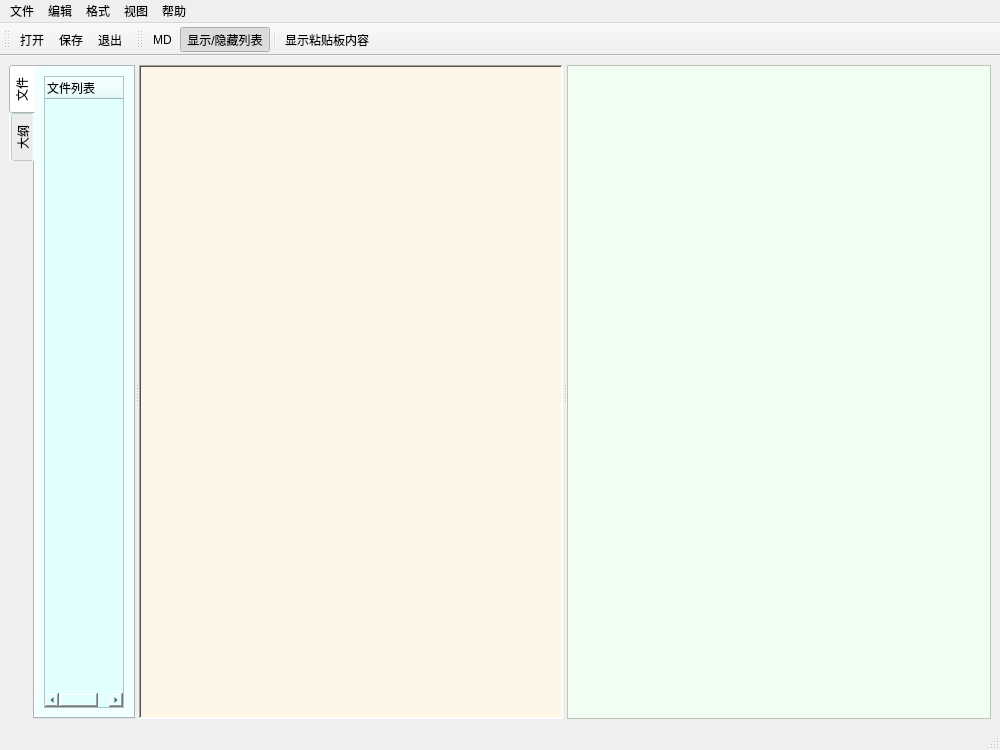
Old version of the form ui/doc_viewer.ui in the repository tainyuhong/base_notebook.
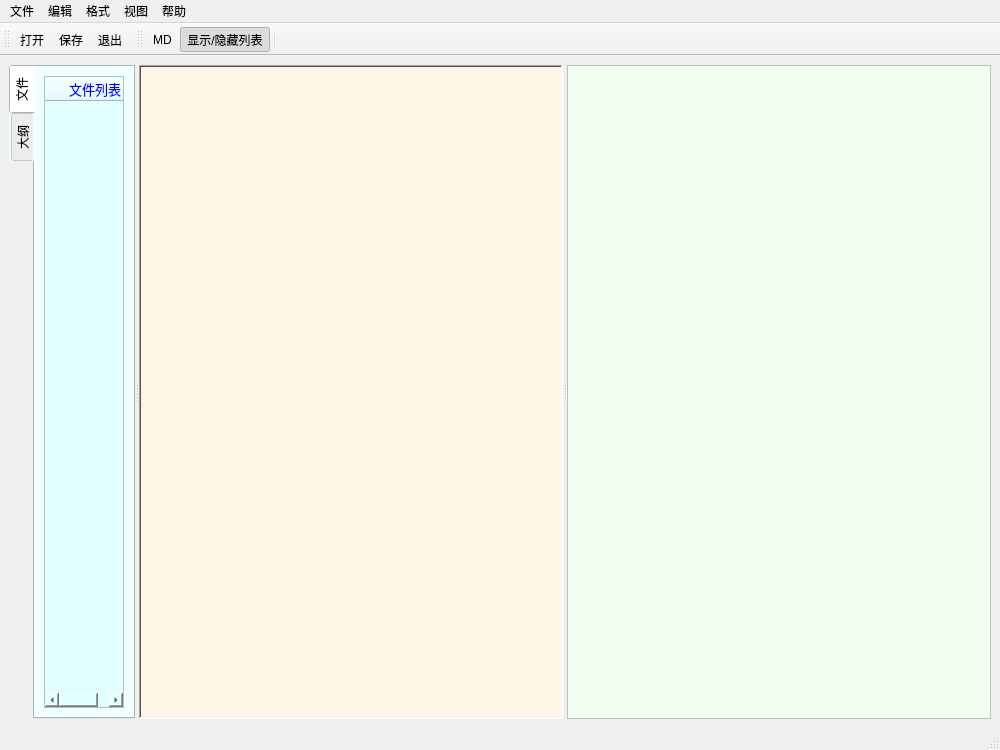
New version of the form. Icons and pictures are not drawn.

What changed in the file:
```diff
--- a/ui/doc_viewer.ui
+++ b/ui/doc_viewer.ui
@@ -53,6 +53,23 @@
             <property name="text">
              <string>文件列表</string>
             </property>
+            <property name="font">
+             <font>
+              <pointsize>10</pointsize>
+             </font>
+            </property>
+            <property name="textAlignment">
+             <set>AlignCenter</set>
+            </property>
+            <property name="foreground">
+             <brush brushstyle="SolidPattern">
+              <color alpha="255">
+               <red>0</red>
+               <green>0</green>
+               <blue>255</blue>
+              </color>
+             </brush>
+            </property>
            </column>
           </widget>
          </item>
@@ -219,7 +236,6 @@
    <addaction name="action_to_md"/>
    <addaction name="action_displaylist"/>
    <addaction name="separator"/>
-   <addaction name="action_clip"/>
   </widget>
   <action name="action_open">
    <property name="icon">
@@ -354,11 +370,6 @@
     <string>网站</string>
    </property>
   </action>
-  <action name="action_clip">
-   <property name="text">
-    <string>显示粘贴板内容</string>
-   </property>
-  </action>
  </widget>
  <resources>
   <include location="images.qrc"/>
```
Left out of the diff: 20 changed lines with no effect on the pictures.
